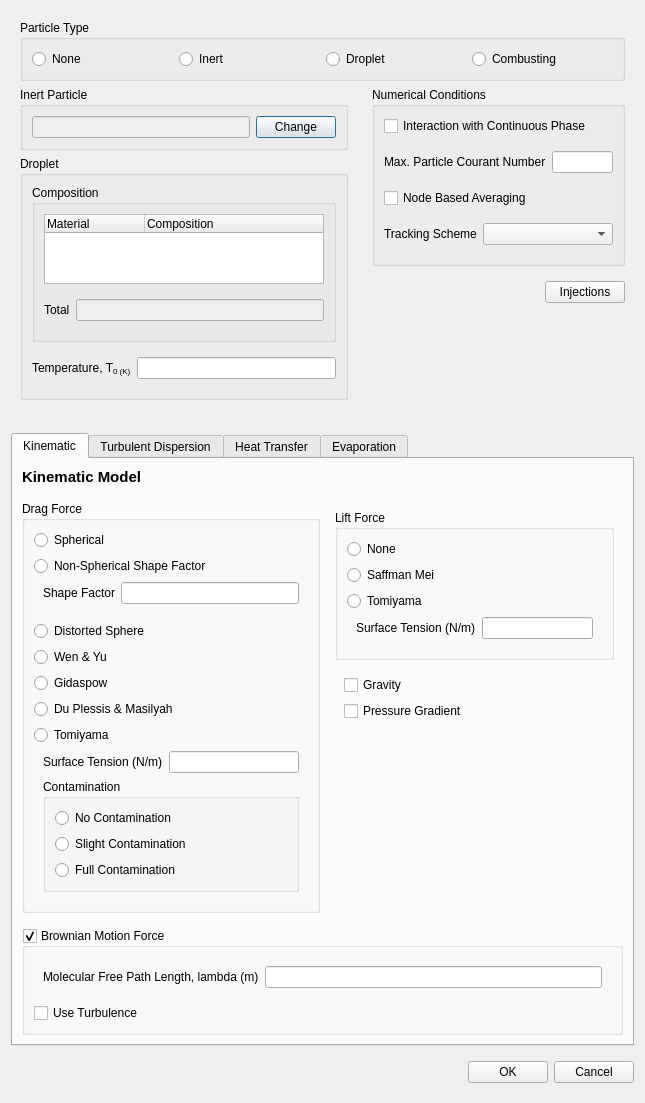
nextfoam/baram, file baramFlow/view/setup/models/DPM/DPM_dialog.ui: the form before one commit.
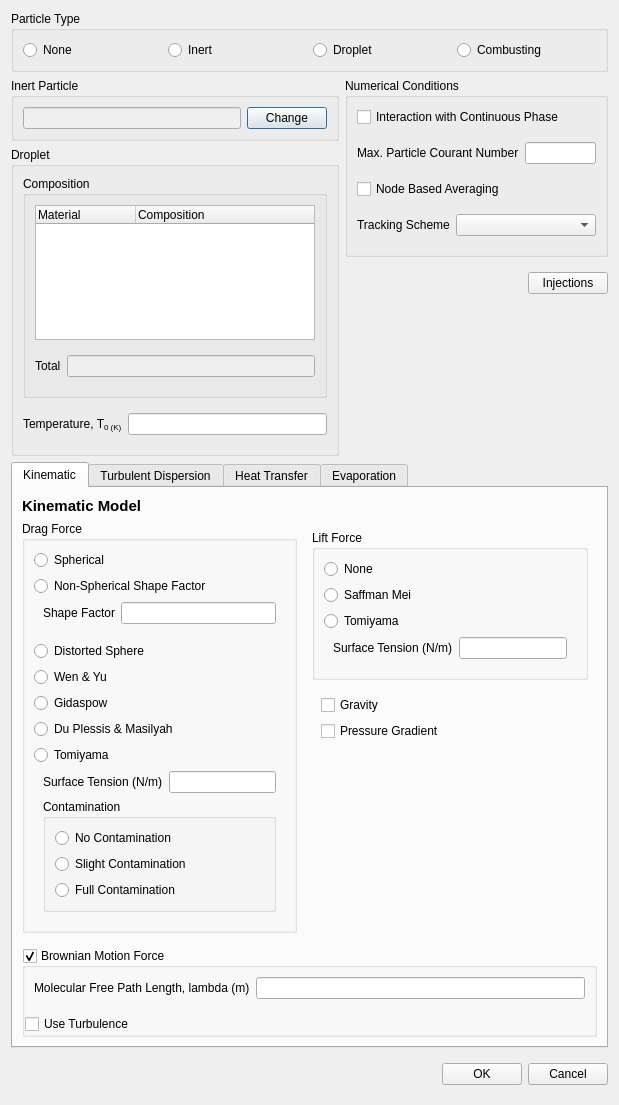
The form after the commit. Custom widgets are drawn as their Qt base class.

What changed in the file:
```diff
--- a/baramFlow/view/setup/models/DPM/DPM_dialog.ui
+++ b/baramFlow/view/setup/models/DPM/DPM_dialog.ui
@@ -6,8 +6,8 @@
    <rect>
     <x>0</x>
     <y>0</y>
-    <width>645</width>
-    <height>1098</height>
+    <width>619</width>
+    <height>1105</height>
    </rect>
   </property>
   <property name="windowTitle">
@@ -17,6 +17,18 @@
    <item>
     <widget class="QWidget" name="dialogContents" native="true">
      <layout class="QVBoxLayout" name="verticalLayout_5">
+      <property name="leftMargin">
+       <number>0</number>
+      </property>
+      <property name="topMargin">
+       <number>0</number>
+      </property>
+      <property name="rightMargin">
+       <number>0</number>
+      </property>
+      <property name="bottomMargin">
+       <number>0</number>
+      </property>
       <item>
        <widget class="QGroupBox" name="groupBox">
         <property name="title">
@@ -66,6 +78,9 @@
          <property name="rightMargin">
           <number>0</number>
          </property>
+         <property name="bottomMargin">
+          <number>0</number>
+         </property>
          <item>
           <widget class="QWidget" name="widget_14" native="true">
            <layout class="QVBoxLayout" name="verticalLayout_2">
@@ -75,6 +90,12 @@
             <property name="topMargin">
              <number>0</number>
             </property>
+            <property name="rightMargin">
+             <number>0</number>
+            </property>
+            <property name="bottomMargin">
+             <number>0</number>
+            </property>
             <item>
              <widget class="QGroupBox" name="inertParticleGroup">
               <property name="title">
@@ -212,6 +233,9 @@
          <item>
           <widget class="QWidget" name="widget_7" native="true">
            <layout class="QVBoxLayout" name="verticalLayout_7">
+            <property name="leftMargin">
+             <number>0</number>
+            </property>
             <property name="topMargin">
              <number>0</number>
             </property>
@@ -369,6 +393,9 @@
           <property name="leftMargin">
            <number>0</number>
           </property>
+          <property name="topMargin">
+           <number>0</number>
+          </property>
           <property name="rightMargin">
            <number>0</number>
           </property>
@@ -634,6 +661,18 @@
           <bool>true</bool>
          </property>
          <layout class="QVBoxLayout" name="verticalLayout_13">
+          <property name="leftMargin">
+           <number>0</number>
+          </property>
+          <property name="topMargin">
+           <number>0</number>
+          </property>
+          <property name="rightMargin">
+           <number>0</number>
+          </property>
+          <property name="bottomMargin">
+           <number>0</number>
+          </property>
           <item>
            <widget class="QWidget" name="widget_11" native="true">
             <layout class="QFormLayout" name="formLayout_8">
@@ -849,6 +888,9 @@
    <item>
     <widget class="QWidget" name="widget_3" native="true">
      <layout class="QHBoxLayout" name="horizontalLayout_2">
+      <property name="leftMargin">
+       <number>0</number>
+      </property>
       <property name="rightMargin">
        <number>0</number>
       </property>
```
